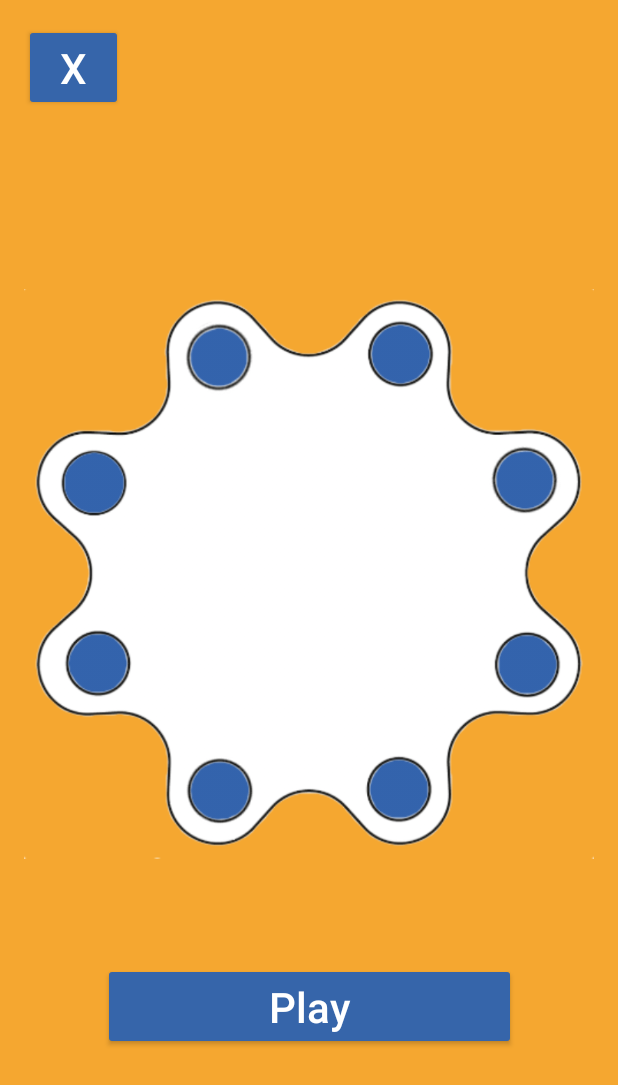
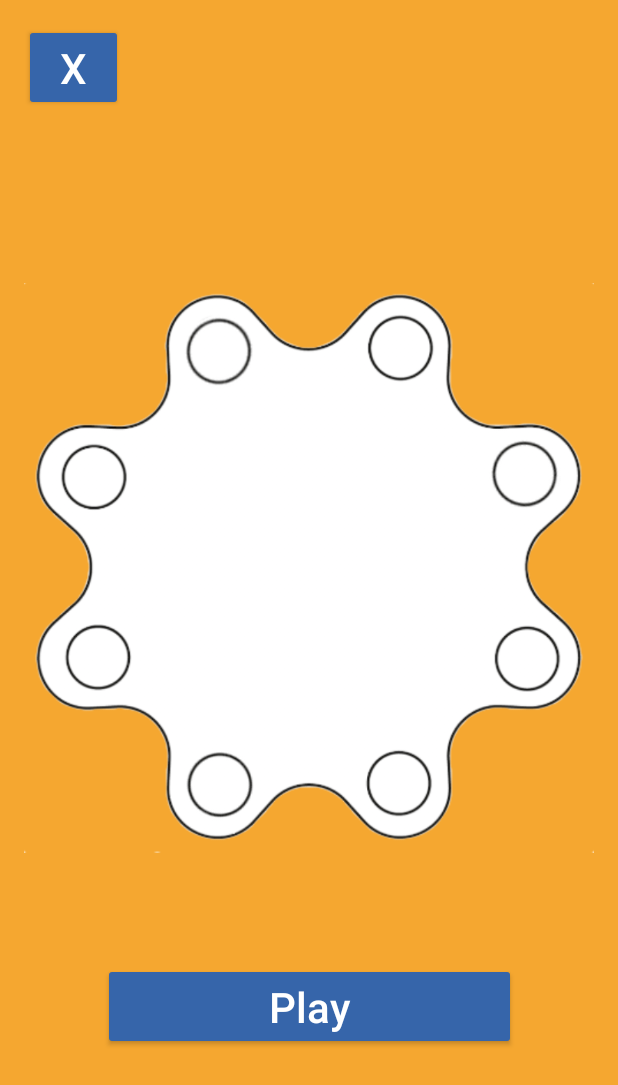
Before and after one commit to mfeo15/CHIC-NAPaC, an Android app: the PlayingActivity screen opened directly, with no data from a screen before it, on a phone screen of 412 x 824 dp. Shown: the top 1085 px of the screen. Run offline under Robolectric (Android 15) with nearby library versions, the phone set to English and light mode, and no system bars; 1 statement that could not run was skipped.

Commit message:
Much more interactive playing screen

```diff
--- a/Software/Android/Toygether/app/src/main/java/ch/epfl/chic/napac/toygether/toygether/ToysOneLinkedActivity.kt
+++ b/Software/Android/Toygether/app/src/main/java/ch/epfl/chic/napac/toygether/toygether/ToysOneLinkedActivity.kt
@@ -25,6 +25,5 @@ class ToysOneLinkedActivity : AppCompatActivity() {
                 startActivity( nextActivityIntent)
             }
         }
-
     }
 }
--- a/Software/Android/Toygether/app/src/main/res/layout/activity_playing.xml
+++ b/Software/Android/Toygether/app/src/main/res/layout/activity_playing.xml
@@ -23,23 +23,22 @@
 
     <ImageView
         android:id="@+id/imageView4"
-        android:layout_width="0dp"
+        android:layout_width="380dp"
         android:layout_height="443dp"
-        android:layout_marginBottom="220dp"
-        android:layout_marginEnd="16dp"
-        android:layout_marginStart="16dp"
+        android:layout_marginBottom="224dp"
+        android:layout_marginEnd="8dp"
+        android:layout_marginStart="8dp"
         app:layout_constraintBottom_toBottomOf="parent"
         app:layout_constraintEnd_toEndOf="parent"
-        app:layout_constraintHorizontal_bias="0.0"
         app:layout_constraintStart_toStartOf="parent"
-        app:srcCompat="@drawable/monster" />
+        app:srcCompat="@drawable/monster_off" />
 
     <Button
         android:id="@+id/button_interactive_1"
         android:layout_width="80dp"
         android:layout_height="80dp"
-        android:layout_marginStart="88dp"
-        android:layout_marginTop="36dp"
+        android:layout_marginStart="94dp"
+        android:layout_marginTop="40dp"
         android:background="@null"
         app:layout_constraintStart_toStartOf="@+id/imageView4"
         app:layout_constraintTop_toTopOf="@+id/imageView4" />
@@ -48,8 +47,8 @@
         android:id="@+id/button_interactive_2"
         android:layout_width="80dp"
         android:layout_height="80dp"
-        android:layout_marginStart="216dp"
-        android:layout_marginTop="36dp"
+        android:layout_marginStart="211dp"
+        android:layout_marginTop="40dp"
         android:background="@null"
         app:layout_constraintStart_toStartOf="@+id/imageView4"
         app:layout_constraintTop_toTopOf="@+id/imageView4" />
@@ -59,7 +58,7 @@
         android:layout_width="80dp"
         android:layout_height="80dp"
         android:layout_marginStart="296dp"
-        android:layout_marginTop="120dp"
+        android:layout_marginTop="124dp"
         android:background="@null"
         app:layout_constraintStart_toStartOf="@+id/imageView4"
         app:layout_constraintTop_toTopOf="@+id/imageView4" />
--- a/Software/Android/Toygether/app/src/main/res/layout/activity_smartconfig.xml
+++ b/Software/Android/Toygether/app/src/main/res/layout/activity_smartconfig.xml
@@ -68,12 +68,12 @@
 
     <Button
         android:id="@+id/button_smartconfig_skip"
-        android:layout_width="wrap_content"
+        android:layout_width="275dp"
         android:layout_height="wrap_content"
         android:layout_marginBottom="8dp"
         android:layout_marginEnd="8dp"
         android:layout_marginStart="8dp"
-        android:text="DEBUG_SKIP"
+        android:background="@null"
         app:layout_constraintBottom_toBottomOf="parent"
         app:layout_constraintEnd_toEndOf="parent"
         app:layout_constraintStart_toStartOf="parent" />
```
Also changed, not shown: Software/Android/Toygether/app/src/main/java/ch/epfl/chic/napac/toygether/toygether/PlayingActivity.kt (+39 -2 lines), Software/Android/Toygether/app/src/main/java/ch/epfl/chic/napac/toygether/toygether/WaitingForToyActivity.kt (+12 -10 lines), Software/Android/Toygether/app/src/main/res/drawable-hdpi/pressed.png (added), Software/Android/Toygether/app/src/main/res/drawable-mdpi/pressed.png (added), Software/Android/Toygether/app/src/main/res/drawable-xhdpi/pressed.png (added), Software/Android/Toygether/app/src/main/res/drawable-xxhdpi/pressed.png (added), Software/Android/Toygether/app/src/main/res/drawable-xxxhdpi/pressed.png (added), Software/Android/Toygether/app/src/main/res/drawable/monster_off.png (added).
